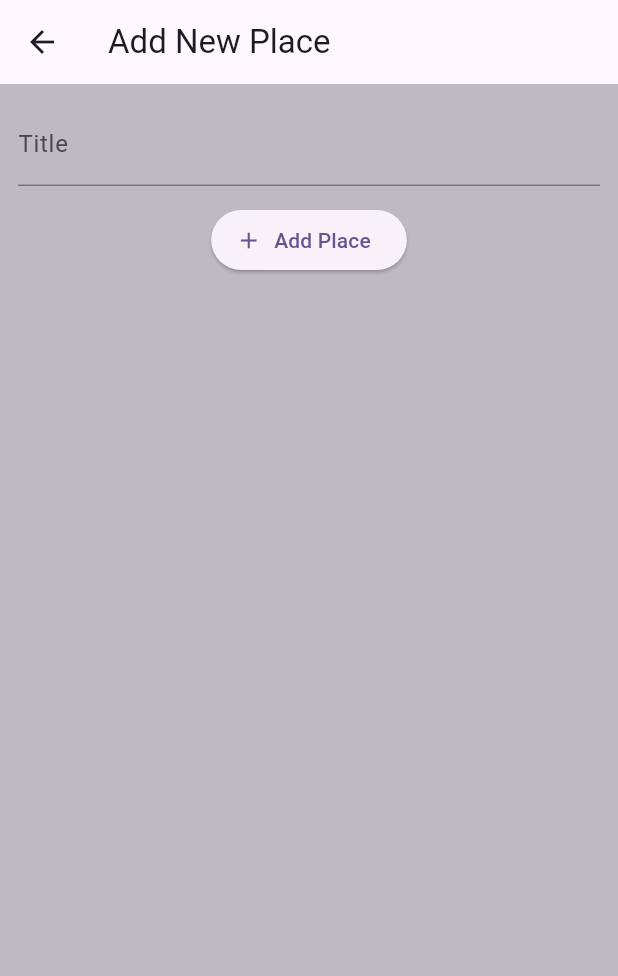
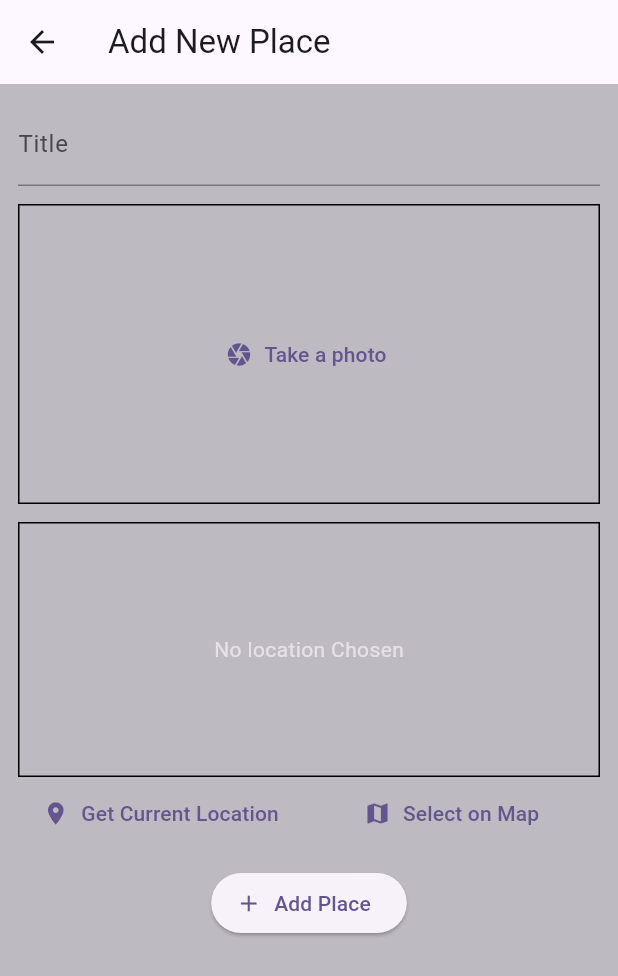
Before and after one commit to ReemHassan578/Flutter_projects, a Flutter app: the AddPlace screen opened directly, on a phone screen of 412 x 824 dp. Shown: the top 976 px of the screen. Run offline on Flutter 3.47's test engine with Material 3 defaults, Android fonts, the phone set to English and light mode, and no system bars; our stand-ins replace fl_chart, flutter_riverpod, google_fonts, google_maps_flutter, image_picker, location and 1 more.

Commit message:
add Google Map to App

```diff
--- a/PlacesApp/places/lib/models/place.dart
+++ b/PlacesApp/places/lib/models/place.dart
@@ -1,3 +1,5 @@
+import 'dart:io';
+
 import 'package:uuid/uuid.dart';
 
 const uuid=Uuid();
@@ -6,8 +8,20 @@ class Place{
 
 final String id ;
 final String name;
+final File image;
+final PlaceLocation placeLocation;
 
- Place({ required this.name}):id=uuid.v4();
+
+ Place({ required this.name,required this.image,required this.placeLocation}):id=uuid.v4();
 
 
 }
+
+class PlaceLocation{
+ final String address;
+ final double lng;
+ final double lat;
+ final String mapImage;
+
+  const PlaceLocation({required this.address, required this.lng, required this.lat,required this.mapImage});
+}
--- a/PlacesApp/places/lib/screens/add_place.dart
+++ b/PlacesApp/places/lib/screens/add_place.dart
@@ -1,9 +1,13 @@
+import 'dart:io';
+
 import 'package:flutter_riverpod/flutter_riverpod.dart';
 
 import 'package:flutter/material.dart';
 
 import '../models/place.dart';
 import '../providers/list_provider.dart';
+import '../widgets/image_container.dart';
+import '../widgets/location_container.dart';
 
 class AddPlace extends ConsumerStatefulWidget {
   const AddPlace({super.key});
@@ -14,6 +18,8 @@ class AddPlace extends ConsumerStatefulWidget {
 
 class _AddPlaceState extends ConsumerState<AddPlace> {
   TextEditingController nameP = TextEditingController();
+  File? image;
+  PlaceLocation? placelocation;
 
   @override
   void dispose() {
@@ -23,13 +29,12 @@ class _AddPlaceState extends ConsumerState<AddPlace> {
 
   @override
   Widget build(BuildContext context) {
-
     return Scaffold(
       appBar: AppBar(
         title: const Text('Add New Place'),
       ),
       body: SingleChildScrollView(
-        padding :const EdgeInsets.all(12),
+        padding: const EdgeInsets.all(12),
         child: Column(
           children: [
             TextField(
@@ -38,14 +43,28 @@ class _AddPlaceState extends ConsumerState<AddPlace> {
                   labelText: 'Title ', hintText: 'Enter title of place'),
             ),
             const SizedBox(height: 12),
-            ElevatedButton.icon(icon:const Icon(Icons.add),
+            ImageContainer(savePhoto: (file) {
+              image = file;
+            }),
+            const SizedBox(height: 12),
+            LocationContainer((value) {
+              placelocation = value;
+            }),
+            const SizedBox(height: 12),
+            ElevatedButton.icon(
+                icon: const Icon(Icons.add),
                 onPressed: () {
-
-                  if(nameP.text.trim().isNotEmpty)
-                 {
-                  ref.read(listProvider.notifier).addPlace(Place(name: nameP.text));
-                   Navigator.of(context).pop();
-                   }
+                  if (nameP.text.trim().isNotEmpty &&
+                      image != null &&
+                      placelocation != null) {
+                    ref.read(listProvider.notifier).addPlace(Place(
+                        name: nameP.text,
+                        image: image!,
+                        placeLocation: placelocation! ));
+                    Navigator.of(context).pop();
+                  } else {
+                    return;
+                  }
                 },
                 label: const Text('Add Place')),
           ],
--- /dev/null
+++ b/PlacesApp/places/lib/widgets/image_container.dart
@@ -0,0 +1,53 @@
+import 'dart:io';
+
+import 'package:flutter/material.dart';
+import 'package:image_picker/image_picker.dart';
+
+class ImageContainer extends StatefulWidget {
+  final void Function(File) savePhoto;
+  const ImageContainer({super.key, required this.savePhoto});
+
+  @override
+  State<ImageContainer> createState() => _ImageContainerState();
+}
+
+class _ImageContainerState extends State<ImageContainer> {
+  bool photoTaken = false;
+  File? fileX;
+
+  takePhoto() async {
+    final ImagePicker picker = ImagePicker();
+    final XFile? photoX = await picker.pickImage(source: ImageSource.camera);
+    if (photoX == null) {
+      return;
+    } else {
+      setState(() {
+        fileX = File(photoX.path);
+        photoTaken = true;
+      });
+      widget.savePhoto(fileX!);
+    }
+  }
+
+  @override
+  Widget build(BuildContext context) {
+    return Container(
+      decoration: BoxDecoration(border: Border.all()),
+      height: 200,
+      alignment: Alignment.center,
+      width: double.infinity,
+      child: !photoTaken
+          ? TextButton.icon(
+              label: const Text('Take a photo'),
+              onPressed: takePhoto,
+              icon: const Icon(Icons.camera),
+            )
+          : GestureDetector(
+              onTap: takePhoto,
+              child: Image.file(fileX!,
+                  fit: BoxFit.cover,
+                  height: double.infinity,
+                  width: double.infinity)),
+    );
+  }
+}
--- /dev/null
+++ b/PlacesApp/places/lib/widgets/location_container.dart
@@ -0,0 +1,112 @@
+import 'dart:convert';
+import 'dart:developer';
+
+import 'package:flutter/material.dart';
+import 'package:location/location.dart';
+import 'package:http/http.dart' as http;
+import 'package:places/models/place.dart';
+
+class LocationContainer extends StatefulWidget {
+  final void Function(PlaceLocation) pl;
+  const LocationContainer(this.pl, {super.key});
+
+  @override
+  State<LocationContainer> createState() => _LocationContainerState();
+}
+
+class _LocationContainerState extends State<LocationContainer> {
+  LocationData? locationData;
+  bool isLoading = false;
+  String? address;
+
+  void getAddress() async {
+    final uri = Uri.parse(
+        'https://maps.googleapis.com/maps/api/geocode/json?latlng=${locationData!.latitude},${locationData!.longitude}&key=AIzaSyBiDSOSh87L2SFBFM-im7UjuLkQ9gd1e3w');
+    final http.Response res = await http.get(uri);
+
+    if (res.statusCode == 200) {
+      final resData = json.decode(res.body);
+      setState(() {
+        address = resData['results'][0]['formatted_address'];
+        isLoading = false;
+      });
+
+      widget.pl(PlaceLocation(
+          address: address!,
+          lng: locationData!.longitude!,
+          lat: locationData!.latitude!,
+          mapImage: locationImage,
+          ));
+
+    }
+  }
+
+  String get locationImage {
+    if(locationData==null || address == null) return '';
+    return 'https://maps.googleapis.com/maps/api/staticmap?center=${locationData!.latitude},${locationData!.longitude}&zoom=16&size=600x300&maptype=roadmap&markers=color:red%7Clabel:A%7C${locationData!.latitude},${locationData!.longitude}&key=AIzaSyBiDSOSh87L2SFBFM-im7UjuLkQ9gd1e3w';
+  }
+
+  void getCurrent() async {
+    Location location = Location();
+
+    bool serviceEnabled = await location.serviceEnabled();
+
+    if (!serviceEnabled) {
+      serviceEnabled = await location.requestService();
+      if (!serviceEnabled) {
+        return;
+      }
+    }
+
+    PermissionStatus permissionGranted = await location.hasPermission();
+    if (permissionGranted == PermissionStatus.denied) {
+      permissionGranted = await location.requestPermission();
+      if (permissionGranted != PermissionStatus.granted) {
+        return;
+      }
+    }
+    setState(() {
+      isLoading = true;
+    });
+    locationData = await location.getLocation();
+
+    if (locationData == null) {
+      return;
+    }
+    getAddress();
+  }
+
+  @override
+  Widget build(BuildContext context) {
+    return Column(
+      children: [
+        Container(
+          height: 170,
+          width: double.infinity,
+          decoration: BoxDecoration(border: Border.all()),
+          alignment: Alignment.center,
+          child: isLoading == true ?const Center(child: CircularProgressIndicator()):
+               address == null ?const Text('No location Chosen') : Image.network(locationImage)
+             ,
+        ),
+        Row(
+          mainAxisAlignment: MainAxisAlignment.spaceEvenly,
+          children: [
+            Expanded(
+                child: TextButton.icon(
+                    icon: const Icon(Icons.location_on),
+                    onPressed: () {
+                      getCurrent();
+                    },
+                    label: const Text('Get Current Location'))),
+            Expanded(
+                child: TextButton.icon(
+                    icon: const Icon(Icons.map),
+                    onPressed: () {},
+                    label: const Text('Select on Map')))
+          ],
+        )
+      ],
+    );
+  }
+}
--- a/PlacesApp/places/pubspec.yaml
+++ b/PlacesApp/places/pubspec.yaml
@@ -37,6 +37,10 @@ dependencies:
   cupertino_icons: ^1.0.8
   uuid: ^4.5.0
   flutter_riverpod: ^2.5.1
+  location: ^7.0.0
+  image_picker: ^1.1.2
+  http: ^1.2.2
+  google_maps_flutter: ^2.9.0
 
 dev_dependencies:
   flutter_test:
```
Also changed, not shown: PlacesApp/places/lib/screens/map_screen.dart (added, +22 -0 lines), PlacesApp/places/lib/screens/place_details.dart (+39 -6 lines), PlacesApp/places/lib/widgets/places_list.dart (+16 -8 lines), PlacesApp/places/pubspec.lock, 9 other files.
